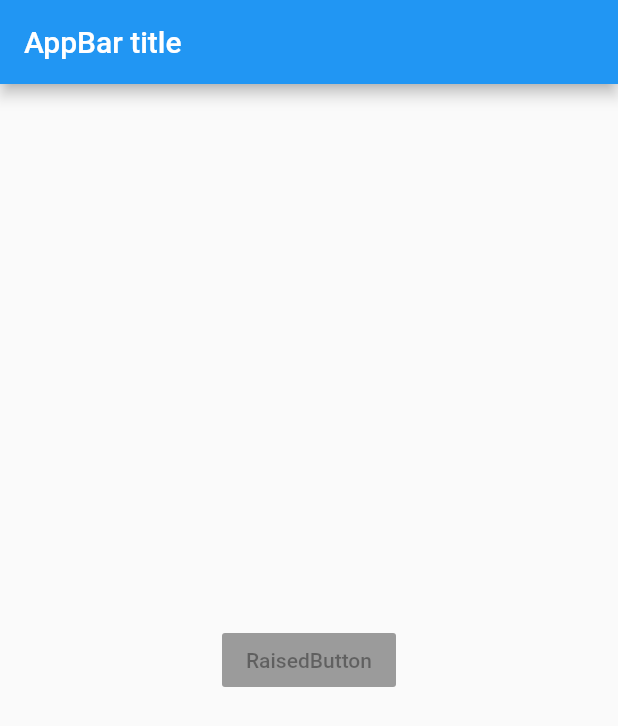
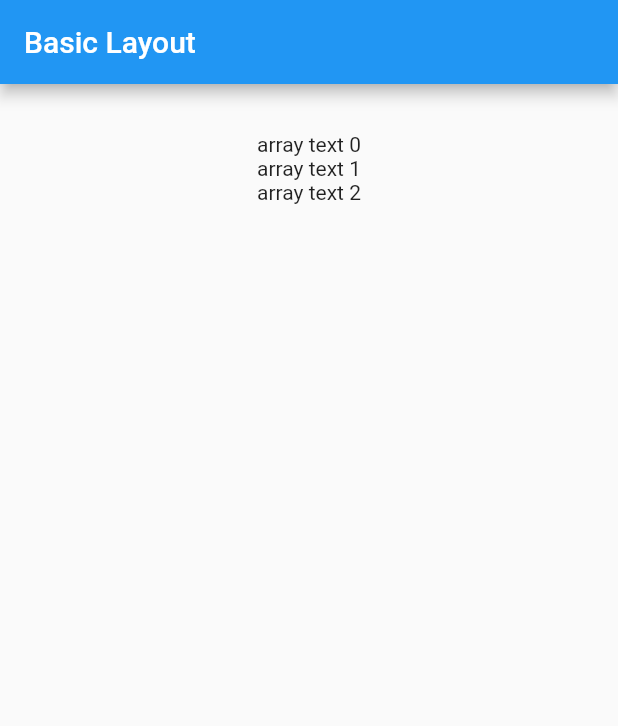
Before and after one commit to prgrm274/loanapp, a Flutter app: the screen it shows after launch, on a phone screen of 412 x 824 dp. Shown: the top 726 px of the screen. Run offline on Flutter 3.47's test engine with Material 2 defaults, Android fonts, the phone set to English and light mode, and no system bars.

Commit message:
21 basic layout

```diff
--- a/lib/main.dart
+++ b/lib/main.dart
@@ -1,26 +1,28 @@
 import 'package:flutter/material.dart';
 
-void main() {
-  runApp(
-      new Center(
-        child: new MyApp(),
-      )
-  );
-}
+void main() => runApp(new MyApp());
+
 
 class MyApp extends StatelessWidget {
   @override
   Widget build(BuildContext context) {
     return new MaterialApp(
-      title: 'Flutter Demo',
+      title: '21 Basic Layout',
       home: new Scaffold(
         appBar: new AppBar(
-          title: new Text('AppBar title'),
+          title: new Text('Basic Layout'),
         ),
-        body: new Center(
-          child: new RaisedButton(
-            onPressed: null,
-            child: new Text('RaisedButton'),
+        body: new Container(
+          padding: const EdgeInsets.all(32),
+
+          child: new Center(
+            child: new Column(
+              children: <Widget>[
+                new Text('array text 0'),
+                new Text('array text 1'),
+                new Text('array text 2'),
+              ],
+            ),
           ),
         ),
       ),
```
